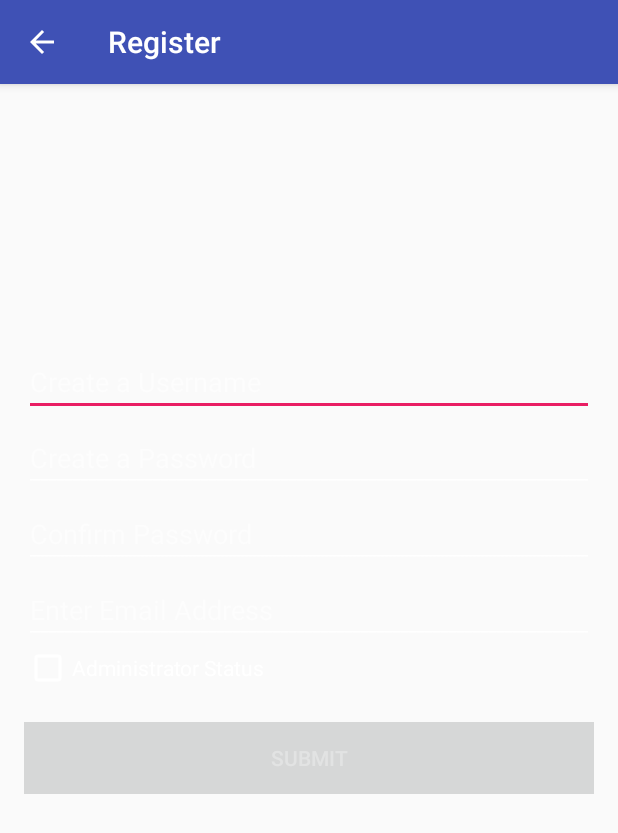
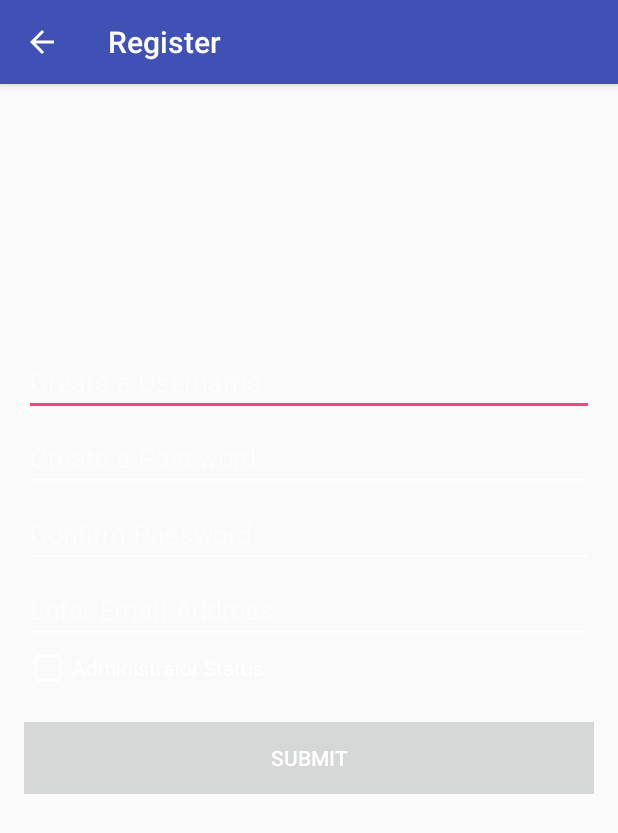
Before and after one commit to GodTamIt/shop_with_friends, an Android app: the RegisterActivity screen opened directly, with no data from a screen before it, on a phone screen of 412 x 824 dp. Shown: the top 833 px of the screen. Run offline under Robolectric (Android 15) with nearby library versions, the phone set to English and light mode, and no system bars.

Commit message:
Minor fixes to global color styling

```diff
--- a/ShopWithFriends/app/src/main/res/layout/activity_login.xml
+++ b/ShopWithFriends/app/src/main/res/layout/activity_login.xml
@@ -24,7 +24,6 @@
                 android:layout_width="match_parent"
                 android:layout_height="wrap_content"
                 android:hint="@string/user_email_activity_login"
-                android:textColor="@color/textColorSecondary"
                 android:inputType="textNoSuggestions" />
 
             <EditText
@@ -34,8 +33,7 @@
                 android:ems="10"
                 android:inputType="textPassword"
                 android:hint="@string/password"
-                android:layout_marginTop="10dp"
-                android:textColor="@color/textColorSecondary" />
+                android:layout_marginTop="10dp" />
 
         <Button
             android:layout_width="match_parent"
@@ -62,7 +60,6 @@
                 android:id="@+id/btnGoogle"
                 android:background="@color/google"
                 android:elegantTextHeight="true"
-                android:textColor="@color/textColorPrimary"
                 android:drawableLeft="@drawable/googleplus"
                 android:textSize="14dp"
                 android:textAllCaps="false"
--- a/ShopWithFriends/app/src/main/res/layout/activity_register.xml
+++ b/ShopWithFriends/app/src/main/res/layout/activity_register.xml
@@ -20,32 +20,28 @@
                   android:layout_height="wrap_content"
                   android:layout_marginTop="10dp"
                   android:hint="@string/create_username_activity_register"
-                  android:id="@+id/register_txtUsername"
-            android:textColor="@color/textColorSecondary" />
+                  android:id="@+id/register_txtUsername" />
 
         <EditText android:layout_width="match_parent"
                   android:layout_height="wrap_content"
                   android:layout_marginTop="5dp"
                   android:hint="@string/create_password_activity_register"
                   android:id="@+id/register_txtPassword"
-            android:inputType="textPassword"
-            android:textColor="@color/textColorSecondary" />
+            android:inputType="textPassword" />
 
         <EditText android:layout_width="match_parent"
                   android:layout_height="wrap_content"
                   android:hint="@string/confirm_password_activity_register"
                   android:layout_marginTop="5dp"
                 android:id="@+id/register_txtConfPass"
-            android:inputType="textPassword"
-            android:textColor="@color/textColorSecondary" />
+            android:inputType="textPassword" />
 
         <EditText android:layout_width="match_parent"
                   android:layout_height="wrap_content"
                   android:hint="@string/enter_email_activity_register"
                   android:layout_marginTop="5dp"
                   android:id="@+id/register_txtEmail"
-            android:inputType="textEmailAddress"
-            android:textColor="@color/textColorSecondary" />
+            android:inputType="textEmailAddress" />
 
         <CheckBox android:layout_width="wrap_content"
                   android:layout_height="wrap_content"
--- a/ShopWithFriends/app/src/main/res/values-v21/styles.xml
+++ b/ShopWithFriends/app/src/main/res/values-v21/styles.xml
@@ -3,7 +3,7 @@
     <style name="AppTheme" parent="AppTheme.Base">
         <item name="android:colorPrimary">@color/colorPrimary</item>
         <item name="android:colorPrimaryDark">@color/colorPrimaryDark</item>
-        <item name="android:colorAccent">@color/accentColor</item>
+        <item name="android:colorAccent">@color/colorAccent</item>
         <item name="android:textColorPrimary">@color/textColorPrimary</item>
         <item name="android:textColorSecondary">@color/textColorSecondary</item>
     </style>
--- a/ShopWithFriends/app/src/main/res/values/colors.xml
+++ b/ShopWithFriends/app/src/main/res/values/colors.xml
@@ -2,8 +2,10 @@
 <resources>
     <color name="colorPrimary">#3F51B5</color>
     <color name="colorPrimaryDark">#303F9F</color>
-    <color name="accentColor">#E91E63</color>
-    <color name="textColorPrimary">#FFFFFF</color>
-    <color name="textColorSecondary">#000000</color>
+    <color name="colorPrimaryLight">#C5CAE9</color>
+    <color name="colorAccent">#FF4081</color>
+    <color name="textColor">#FFFFFF</color>
+    <color name="textColorPrimary">#212121</color>
+    <color name="textColorSecondary">#727272</color>
     <color name="google">#DD4B39</color>
 </resources>
--- a/ShopWithFriends/app/src/main/res/values/styles.xml
+++ b/ShopWithFriends/app/src/main/res/values/styles.xml
@@ -8,8 +8,9 @@
     <style name="AppTheme.Base" parent="Theme.AppCompat.Light">
         <item name="colorPrimary">@color/colorPrimary</item>
         <item name="colorPrimaryDark">@color/colorPrimaryDark</item>
-        <item name="colorAccent">@color/accentColor</item>
+        <item name="colorAccent">@color/colorAccent</item>
         <item name="android:textColorPrimary">@color/textColorPrimary</item>
+        <item name="android:textColor">@color/textColor</item>
         <item name="android:textColorSecondary">@color/textColorSecondary</item>
 
         <!-- Separate theme for ActionBar -->
```
